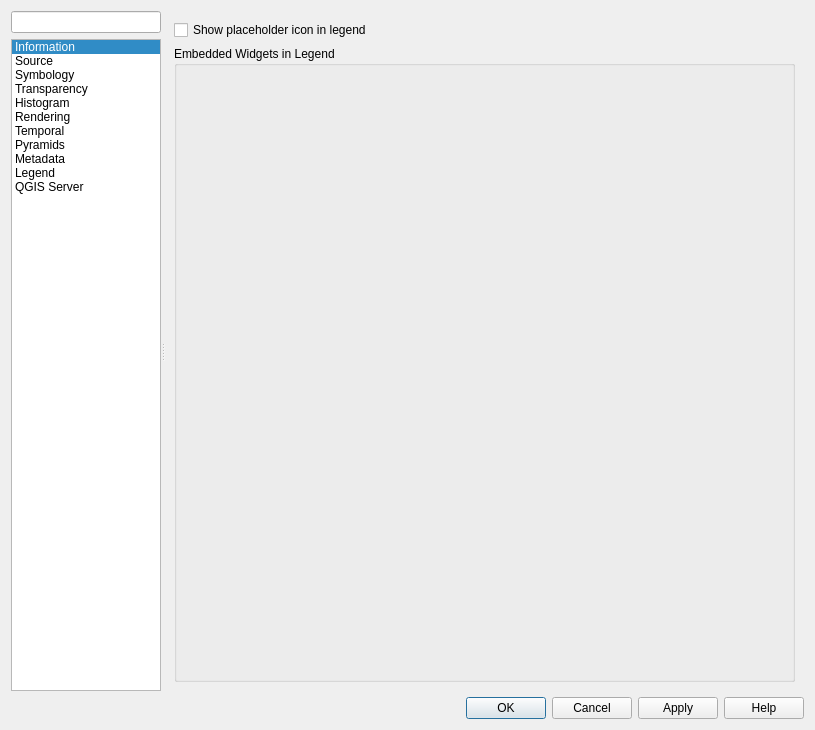
Above: src/ui/qgsrasterlayerpropertiesbase.ui from qgis/QGIS before the change. Below: the same form after it.
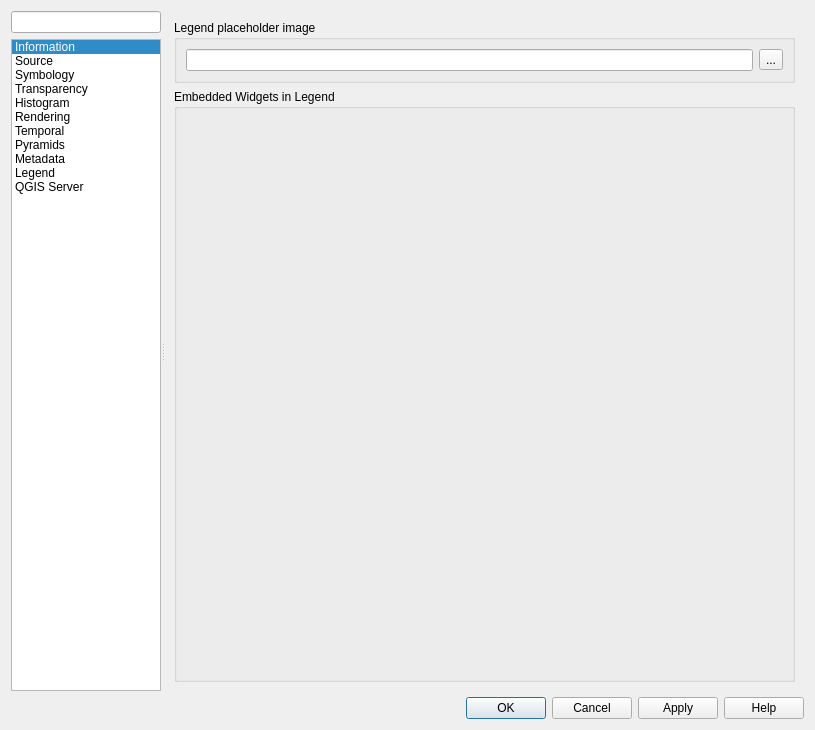
That is the form after the change. The open tabs and pages were chosen to show the change. Icons and pictures are not drawn. Custom widgets are drawn as their Qt base class.

Commit message: Possibility to select an image as legend placeholder

What changed in the file:
```diff
--- a/src/ui/qgsrasterlayerpropertiesbase.ui
+++ b/src/ui/qgsrasterlayerpropertiesbase.ui
@@ -1740,15 +1740,14 @@
          </widget>
          <widget class="QWidget" name="mOptsPage_Legend">
           <layout class="QGridLayout" name="gridLayout_15">
-           <item row="0" column="0">
-            <widget class="QCheckBox" name="mPlaceholderIconCheckBox">
-             <property name="text">
-              <string>Show placeholder icon in legend</string>
-             </property>
-            </widget>
-           </item>
            <item row="1" column="0">
             <widget class="QGroupBox" name="groupBox">
+             <property name="sizePolicy">
+              <sizepolicy hsizetype="Preferred" vsizetype="Expanding">
+               <horstretch>0</horstretch>
+               <verstretch>0</verstretch>
+              </sizepolicy>
+             </property>
              <property name="title">
               <string>Embedded Widgets in Legend</string>
              </property>
@@ -1759,6 +1758,35 @@
              </layout>
             </widget>
            </item>
+           <item row="0" column="0">
+            <widget class="QGroupBox" name="mPlaceholderImageGroupBox">
+             <property name="sizePolicy">
+              <sizepolicy hsizetype="Preferred" vsizetype="Preferred">
+               <horstretch>0</horstretch>
+               <verstretch>0</verstretch>
+              </sizepolicy>
+             </property>
+             <property name="title">
+              <string>Legend placeholder image</string>
+             </property>
+             <layout class="QGridLayout" name="gridLayout_16">
+              <item row="0" column="0">
+               <layout class="QHBoxLayout" name="horizontalLayout_4">
+                <item>
+                 <widget class="QLineEdit" name="mLegendPlaceholderLineEdit"/>
+                </item>
+                <item>
+                 <widget class="QToolButton" name="mLegendPlaceholderToolButton">
+                  <property name="text">
+                   <string>...</string>
+                  </property>
+                 </widget>
+                </item>
+               </layout>
+              </item>
+             </layout>
+            </widget>
+           </item>
           </layout>
          </widget>
          <widget class="QWidget" name="mOptsPage_Server">
```
Left out of the diff: 2 changed lines with no effect on the pictures. The commit also changes 9 other files.
